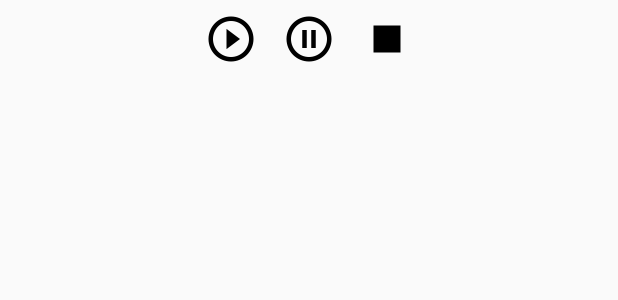
After one commit to fpezzato/yagol, an Android app: the layout view_matrix_controller.xml on its own in the app's theme, with its tools: preview values and no code run, on a phone screen of 412 x 824 dp. The commit adds this screen. Shown: the top 300 px of the screen. Run offline under Robolectric (Android 15) with nearby library versions, the phone set to English and light mode, and no system bars.

Commit message:
Add icons.

```diff
--- a/app/src/main/res/layout/activity_main.xml
+++ b/app/src/main/res/layout/activity_main.xml
@@ -24,6 +24,7 @@
             <org.fpezzato.yagol.MatrixView android:id="@+id/activity_main_matrix"
                                            android:layout_width="0dp" android:layout_height="0dp"
                                            android:layout_gravity="center_horizontal"/>
+            <include layout="@layout/view_matrix_controller" />
             <View android:layout_width="match_parent" android:layout_height="100dp"
                   android:background="@color/link_text_material_dark">
 
--- /dev/null
+++ b/app/src/main/res/layout/view_matrix_controller.xml
@@ -0,0 +1,36 @@
+<?xml version="1.0" encoding="utf-8"?>
+<LinearLayout xmlns:android="http://schemas.android.com/apk/res/android"
+              android:orientation="horizontal"
+              android:layout_width="match_parent"
+              android:layout_height="match_parent"
+              android:gravity="center_horizontal"
+    >
+
+    <ImageView
+        android:id="@+id/controller_play"
+        android:layout_width="wrap_content"
+               android:layout_height="wrap_content"
+               android:src="@drawable/ic_play_circle_outline_black_36dp"
+               android:background="?selectableItemBackgroundBorderless"
+               android:padding="@dimen/small"
+        />
+
+
+    <ImageView android:layout_width="wrap_content"
+               android:id="@+id/controller_pause"
+               android:layout_height="wrap_content"
+               android:src="@drawable/ic_pause_circle_outline_black_36dp"
+               android:background="?selectableItemBackgroundBorderless"
+               android:padding="@dimen/small"
+        />
+
+    <ImageView android:layout_width="wrap_content"
+               android:layout_height="wrap_content"
+               android:id="@+id/controller_stop"
+               android:src="@drawable/ic_stop_black_36dp"
+               android:background="?selectableItemBackgroundBorderless"
+               android:padding="@dimen/small"
+        />
+
+
+</LinearLayout>
--- a/app/src/main/res/values/dimens.xml
+++ b/app/src/main/res/values/dimens.xml
@@ -2,4 +2,5 @@
     <!-- Default screen margins, per the Android Design guidelines. -->
     <dimen name="activity_horizontal_margin">16dp</dimen>
     <dimen name="activity_vertical_margin">16dp</dimen>
+    <dimen name="small">8dp</dimen>
 </resources>
```
Also changed, not shown: app/src/main/res/drawable-hdpi/ic_pause_circle_outline_black_36dp.png (added), app/src/main/res/drawable-hdpi/ic_play_circle_outline_black_36dp.png (added), app/src/main/res/drawable-hdpi/ic_stop_black_36dp.png (added), app/src/main/res/drawable-mdpi/ic_pause_circle_outline_black_36dp.png (added), app/src/main/res/drawable-mdpi/ic_play_circle_outline_black_36dp.png (added), app/src/main/res/drawable-mdpi/ic_stop_black_36dp.png (added), app/src/main/res/drawable-xhdpi/ic_pause_circle_outline_black_36dp.png (added), app/src/main/res/drawable-xhdpi/ic_play_circle_outline_black_36dp.png (added), app/src/main/res/drawable-xhdpi/ic_stop_black_36dp.png (added), app/src/main/res/drawable-xxhdpi/ic_pause_circle_outline_black_36dp.png (added), app/src/main/res/drawable-xxhdpi/ic_play_circle_outline_black_36dp.png (added), app/src/main/res/drawable-xxhdpi/ic_stop_black_36dp.png (added), app/src/main/res/drawable-xxxhdpi/ic_pause_circle_outline_black_36dp.png (added), app/src/main/res/drawable-xxxhdpi/ic_play_circle_outline_black_36dp.png (added), 1 more files.
